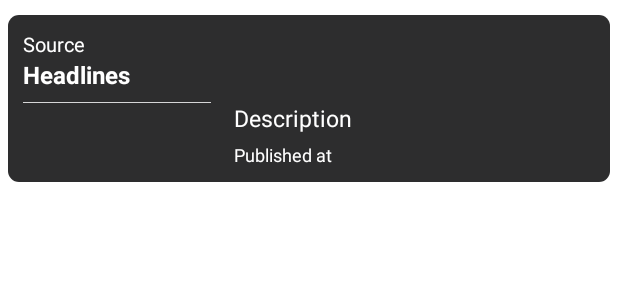
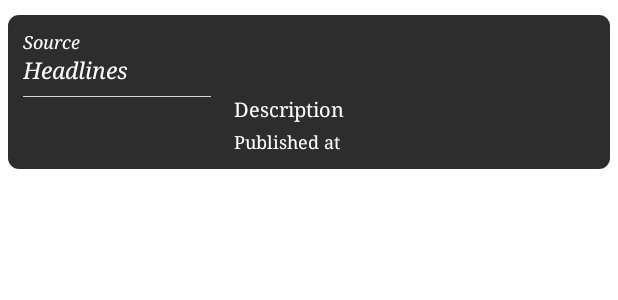
Before and after one commit to Maniharika-1/News-App, an Android app: the layout news_list_item.xml on its own in the app's theme, with its tools: preview values and no code run, on a phone screen of 412 x 824 dp. Shown: the top 300 px of the screen. Run offline under Robolectric (Android 15) with nearby library versions, the phone set to English and light mode, and no system bars.

Commit message:
Updated headline and description fonts and padding updates.

```diff
--- a/app/src/main/res/layout/activity_main.xml
+++ b/app/src/main/res/layout/activity_main.xml
@@ -24,7 +24,8 @@
         app:menu="@menu/bottom_menu"
         app:itemPaddingBottom="17dp"
         android:clipToPadding="true"
-        android:layout_marginBottom="10dp"
+        android:layout_marginBottom="6dp"
+        android:layout_marginTop="6dp"
         app:itemTextAppearanceActive="@style/BottomNavigationView.Active"
         app:itemTextAppearanceInactive="@style/BottomNavigationView"
         android:background="@drawable/bottom_nav_item_bg"
--- a/app/src/main/res/layout/fragment_news.xml
+++ b/app/src/main/res/layout/fragment_news.xml
@@ -81,7 +81,6 @@
         android:layout_height="0dp"
         android:paddingStart="10dp"
         android:paddingEnd="10dp"
-        android:paddingBottom="5dp"
         app:layout_constraintTop_toBottomOf="@id/headingCL"
         app:layout_constraintStart_toStartOf="parent"
         app:layout_constraintEnd_toEndOf="parent"
--- a/app/src/main/res/layout/news_list_item.xml
+++ b/app/src/main/res/layout/news_list_item.xml
@@ -16,7 +16,9 @@
         android:layout_height="wrap_content"
         android:text="Source"
         android:textColor="#ffffff"
-        android:textSize="13sp"
+        android:textSize="12sp"
+        android:textStyle="italic"
+        android:fontFamily="serif"
         app:layout_constraintStart_toStartOf="parent"
         app:layout_constraintTop_toTopOf="parent"/>
 
@@ -27,10 +29,11 @@
         android:paddingBottom="7dp"
         android:ellipsize="end"
         android:maxLines="3"
+        android:fontFamily="serif"
         android:text="Headlines"
         android:textColor="#ffffff"
-        android:textSize="16sp"
-        android:textStyle="bold"
+        android:textSize="15sp"
+        android:textStyle="italic"
         app:layout_constraintStart_toStartOf="parent"
         app:layout_constraintTop_toBottomOf="@id/sourceTV"/>
 
@@ -71,8 +74,9 @@
                 android:layout_weight="3"
                 android:textColor="#ffffff"
                 android:maxLines="5"
+                android:fontFamily="serif"
                 android:text="Description"
-                android:textSize="15sp" />
+                android:textSize="13.5sp" />
 
             <TextView
                 android:id="@+id/publishedAtTV"
@@ -80,6 +84,7 @@
                 android:layout_height="wrap_content"
                 android:text="Published at"
                 android:paddingTop="5dp"
+                android:fontFamily="serif"
                 android:textColor="#ffffff"
                 android:textSize="12sp" />
 
--- a/app/src/main/res/values/themes.xml
+++ b/app/src/main/res/values/themes.xml
@@ -16,10 +16,12 @@
 
     <style name="BottomNavigationView" parent="@style/TextAppearance.AppCompat.Caption">
         <item name="android:textSize">18sp</item>
+        <item name="android:fontFamily">serif</item>
     </style>
 
     <style name="BottomNavigationView.Active" parent="@style/TextAppearance.AppCompat.Caption">
         <item name="android:textSize">18sp</item>
+        <item name="android:fontFamily">serif</item>
     </style>
 
 </resources>
```
